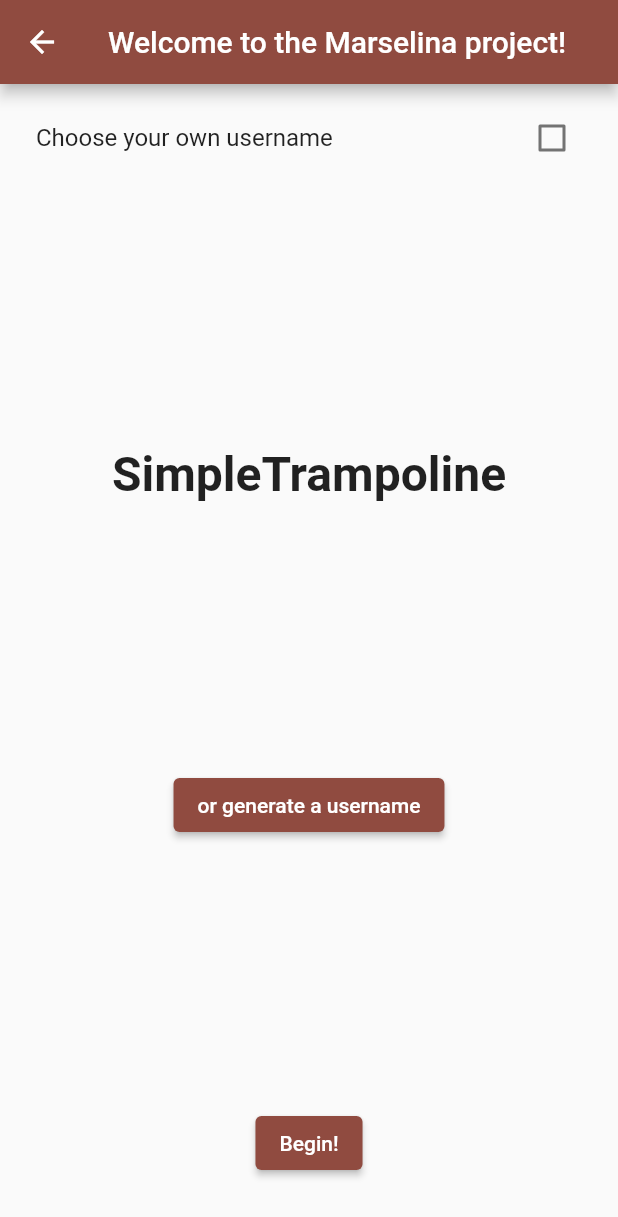
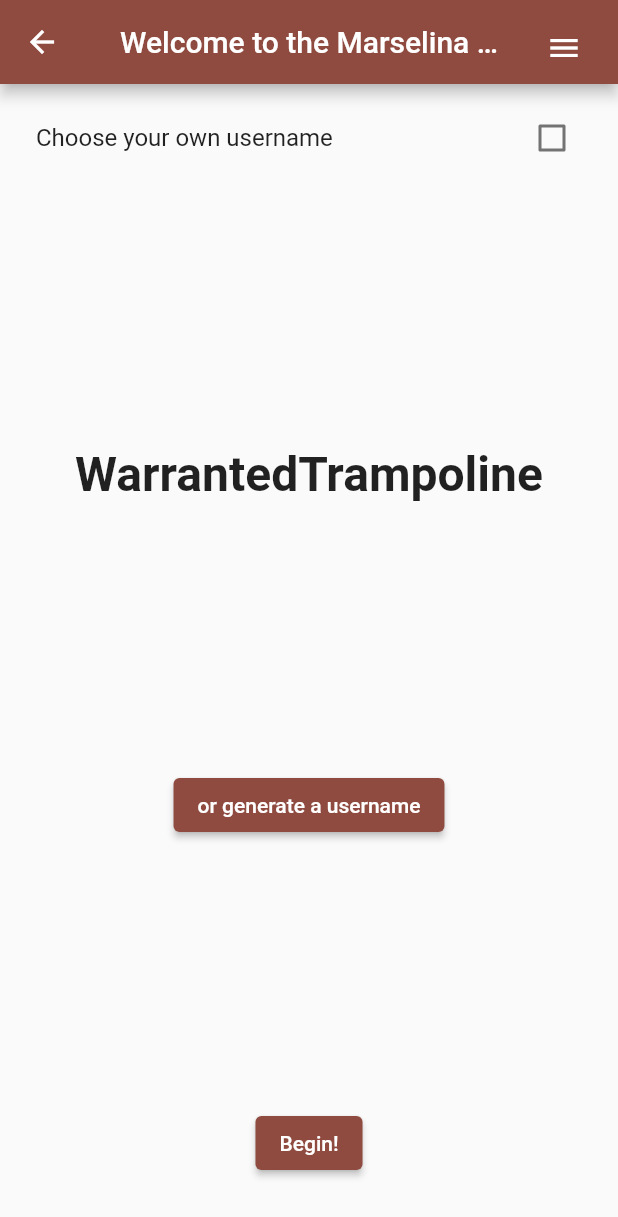
Before and after one commit to 2026forum/pray_harrold_survey, a Flutter app: the AuthScreen screen opened directly, on a phone screen of 412 x 824 dp. Shown: the top 1217 px of the screen. Run offline on Flutter 3.47's test engine with Material 3 defaults, Android fonts, the phone set to English and light mode, and no system bars; our stand-ins replace cloud_firestore, firebase_auth, firebase_core, flutter_colorpicker, flutter_riverpod, fpdart and 1 more; accounts and stored records are empty; generated files the repository leaves out were written again.

Commit message:
ready for action

```diff
--- a/lib/features/auth/alias_engine.dart
+++ b/lib/features/auth/alias_engine.dart
@@ -13,7 +13,6 @@ class AliasEngine {
     return newName;
   }
 
-  //TODO make this a provider instead
 
   static Map<String, String> splitWords(String alias) {
     final List<String> chars = alias.split('');
@@ -238,9 +237,9 @@ class AliasEngine {
       "Wriggly",
       //no J, K, Q, U, X, Y, Z,
       "Artic",
-      "B",
-      "C",
-      "D",
+      // "B",
+      // "C",
+      // "D",
     ];
   }
 
@@ -437,7 +436,7 @@ class AliasEngine {
       "Dork",
       "Etch",
       "Font",
-      "G",
+      "Granite",
       "Hunch",
       "Integer",
       //
--- a/lib/ui/auth/auth_screen.dart
+++ b/lib/ui/auth/auth_screen.dart
@@ -1,11 +1,13 @@
 import 'package:flutter/material.dart';
 import 'package:flutter_riverpod/flutter_riverpod.dart';
+import 'package:pray_harrold_survey/navigation.dart';
 import 'package:pray_harrold_survey/util/error_loader.dart';
 
 import '../../features/auth/alias_engine.dart';
 import '../../features/auth/auth_controller.dart';
 import '../../util/text_validation.dart';
-//TODO login screen
+
+
 //APP BAR TEXT
 const kTitleText = "Welcome to the Marselina project!";
 
@@ -51,8 +53,26 @@ class _AuthScreenState extends ConsumerState<AuthScreen> {
   Widget build(BuildContext context) {
     final isLoading = ref.watch(authControllerProvider);
     return Scaffold(
-
-      appBar: AppBar(title: const Text(kTitleText), centerTitle: true, actions: [], ),
+      appBar: AppBar(
+        title: const Text(kTitleText),
+        centerTitle: true,
+        actions: [
+          Padding(
+            padding: const EdgeInsets.all(12.0),
+            child: PopupMenuButton(
+              onSelected: (value) {
+                if (value == "account") {
+                  GoTo.logIn(context);
+                }
+              },
+              itemBuilder: (BuildContext context) {
+                return [PopupMenuItem(value: "account", child: const Text("Log In"))];
+              },
+              icon: const Icon(Icons.menu),
+            ),
+          ),
+        ],
+      ),
       body: Padding(
         padding: const EdgeInsets.all(8.0),
         child: Center(
--- a/lib/ui/post_subject_screen.dart
+++ b/lib/ui/post_subject_screen.dart
@@ -1,6 +1,5 @@
 import 'package:flutter/material.dart';
 import 'package:flutter_riverpod/flutter_riverpod.dart';
-import 'package:pray_harrold_survey/features/comments/comments_controller.dart';
 import 'package:pray_harrold_survey/features/subjects/subjects_controller.dart';
 import 'package:pray_harrold_survey/util/error_loader.dart';
 import 'package:pray_harrold_survey/util/show_messages.dart';
--- a/lib/ui/subject_detail_screen.dart
+++ b/lib/ui/subject_detail_screen.dart
@@ -43,6 +43,7 @@ class PopUpVoterText {
 class SubjectDetailScreen extends ConsumerStatefulWidget {
   final Subject subject;
   final Assessment assessment;
+
   const SubjectDetailScreen(this.subject, this.assessment, {super.key});
 
   @override
@@ -53,6 +54,7 @@ class _SubjectDetailScreenState extends ConsumerState<SubjectDetailScreen> {
   final _commentController = TextEditingController();
   bool _hasComment = false;
   Assessment _assessment = Assessment.neutral;
+  bool _commentsShuffled = false;
   @override
   void initState() {
     super.initState();
@@ -292,6 +294,10 @@ class _SubjectDetailScreenState extends ConsumerState<SubjectDetailScreen> {
                   .watch(commentsFeedProvider(widget.subject.subjectId))
                   .when(
                     data: (commentList) {
+                      while (!_commentsShuffled) {
+                        commentList.shuffle();
+                        _commentsShuffled = true;
+                      }
                       return ListView.builder(
                         itemCount: commentList.length,
                         itemBuilder: (context, index) {
--- a/lib/ui/team_pages/geolog_screen.dart
+++ b/lib/ui/team_pages/geolog_screen.dart
@@ -40,7 +40,7 @@ class _GeologScreenState extends State<GeologScreen> {
           child: Column(
             mainAxisAlignment: MainAxisAlignment.spaceBetween,
             children: [
-              TextField(
+              const TextField(
                 minLines: 3,
                 maxLines: 5,
                 style: TextStyle(fontSize: 24),
--- a/lib/ui/team_pages/team_menu.dart
+++ b/lib/ui/team_pages/team_menu.dart
@@ -32,6 +32,7 @@ class TeamMenu extends ConsumerWidget {
               },
               child: const Text("LOG OUT"),
             ),
+            const SizedBox(height: 1.0,)
           ],
         ),
       ),
```
Also changed, not shown: lib/features/auth/auth_controller.dart (+9 -0 lines), lib/location_service.dart (+3 -5 lines), lib/navigation.dart (+9 -2 lines), lib/ui/auth/login_screen.dart (added, +66 -0 lines), lib/ui/home_screen.dart (+11 -5 lines).
